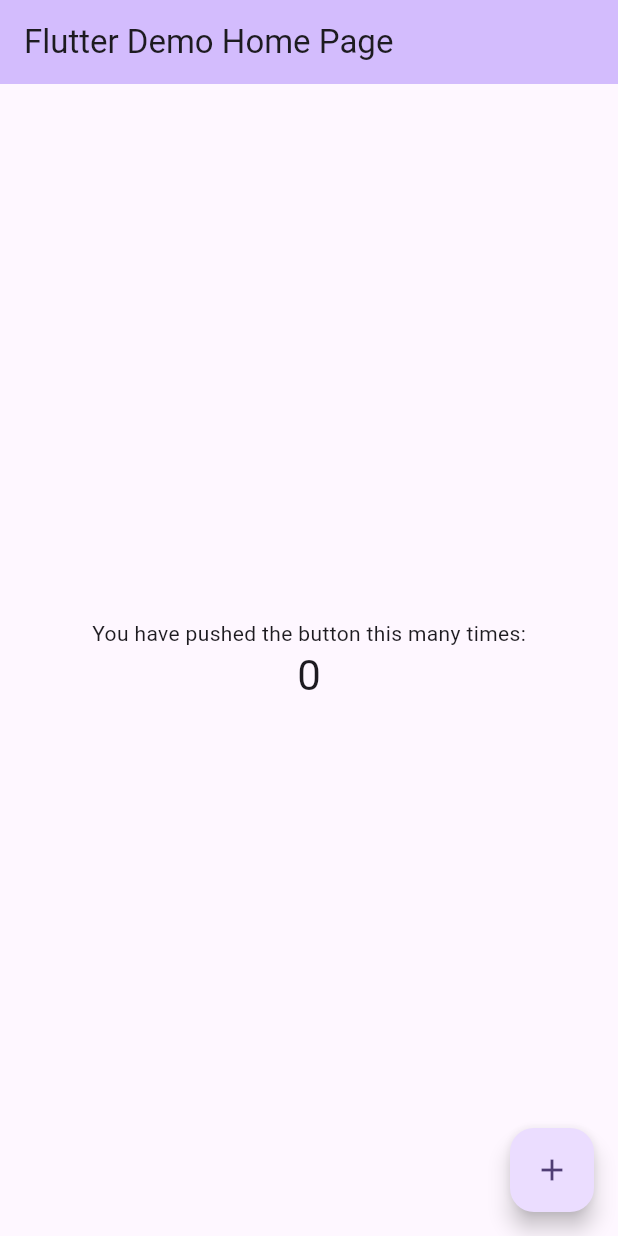
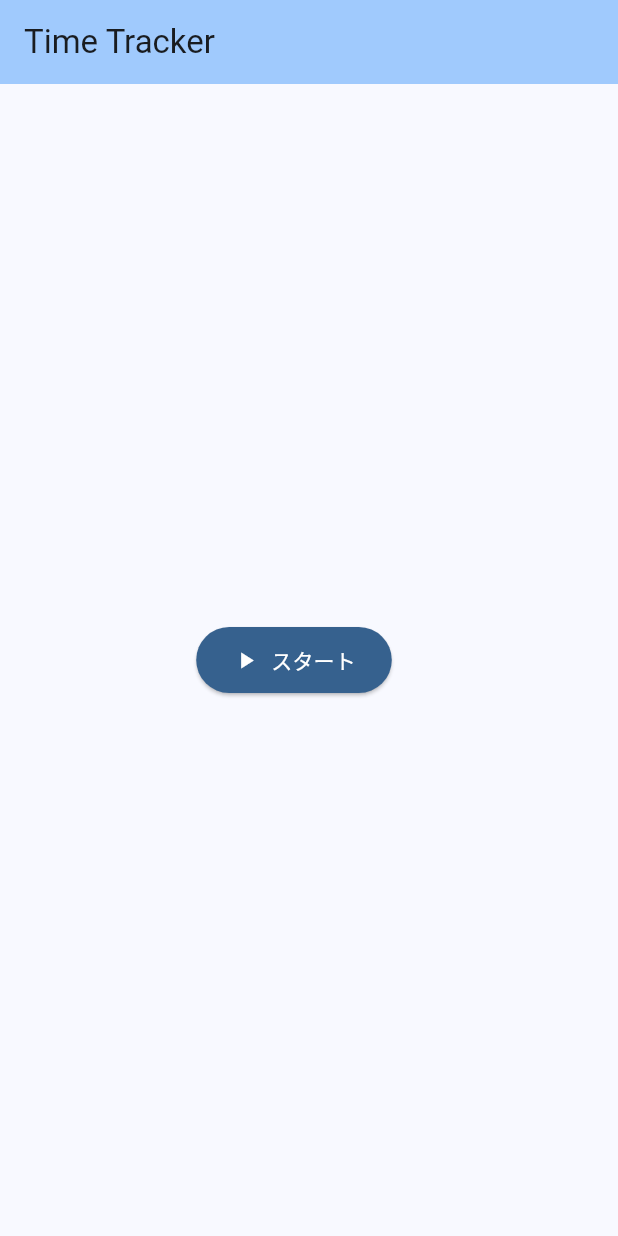
Before and after one commit to no2ca/time_tracker, a Flutter app: the screen it shows after launch, on a phone screen of 412 x 824 dp. Run offline on Flutter 3.47's test engine with Material 3 defaults, Android fonts, the phone set to English and light mode, and no system bars.

Commit message:
feat: ホーム画面とタイマー画面の画面遷移と基本的な機能を実装した

```diff
--- a/lib/main.dart
+++ b/lib/main.dart
@@ -1,4 +1,5 @@
 import 'package:flutter/material.dart';
+import 'timer_screen.dart';
 
 void main() {
   runApp(const MyApp());
@@ -7,116 +8,61 @@ void main() {
 class MyApp extends StatelessWidget {
   const MyApp({super.key});
 
-  // This widget is the root of your application.
   @override
   Widget build(BuildContext context) {
     return MaterialApp(
-      title: 'Flutter Demo',
+      title: 'Time Tracker',
       theme: ThemeData(
-        // This is the theme of your application.
-        //
-        // TRY THIS: Try running your application with "flutter run". You'll see
-        // the application has a purple toolbar. Then, without quitting the app,
-        // try changing the seedColor in the colorScheme below to Colors.green
-        // and then invoke "hot reload" (save your changes or press the "hot
-        // reload" button in a Flutter-supported IDE, or press "r" if you used
-        // the command line to start the app).
-        //
-        // Notice that the counter didn't reset back to zero; the application
-        // state is not lost during the reload. To reset the state, use hot
-        // restart instead.
-        //
-        // This works for code too, not just values: Most code changes can be
-        // tested with just a hot reload.
-        colorScheme: ColorScheme.fromSeed(seedColor: Colors.deepPurple),
+        colorScheme: ColorScheme.fromSeed(seedColor: Colors.blue),
       ),
-      home: const MyHomePage(title: 'Flutter Demo Home Page'),
+      home: const TimeTrackerPage(title: 'Time Tracker'),
     );
   }
 }
 
-class MyHomePage extends StatefulWidget {
-  const MyHomePage({super.key, required this.title});
-
-  // This widget is the home page of your application. It is stateful, meaning
-  // that it has a State object (defined below) that contains fields that affect
-  // how it looks.
-
-  // This class is the configuration for the state. It holds the values (in this
-  // case the title) provided by the parent (in this case the App widget) and
-  // used by the build method of the State. Fields in a Widget subclass are
-  // always marked "final".
+class TimeTrackerPage extends StatefulWidget {
+  const TimeTrackerPage({super.key, required this.title});
 
   final String title;
 
   @override
-  State<MyHomePage> createState() => _MyHomePageState();
+  State<TimeTrackerPage> createState() => _TimeTrackerPageState();
 }
 
-class _MyHomePageState extends State<MyHomePage> {
-  int _counter = 0;
-
-  void _incrementCounter() {
-    setState(() {
-      // This call to setState tells the Flutter framework that something has
-      // changed in this State, which causes it to rerun the build method below
-      // so that the display can reflect the updated values. If we changed
-      // _counter without calling setState(), then the build method would not be
-      // called again, and so nothing would appear to happen.
-      _counter++;
-    });
-  }
+class _TimeTrackerPageState extends State<TimeTrackerPage> {
 
   @override
   Widget build(BuildContext context) {
-    // This method is rerun every time setState is called, for instance as done
-    // by the _incrementCounter method above.
-    //
-    // The Flutter framework has been optimized to make rerunning build methods
-    // fast, so that you can just rebuild anything that needs updating rather
-    // than having to individually change instances of widgets.
     return Scaffold(
       appBar: AppBar(
-        // TRY THIS: Try changing the color here to a specific color (to
-        // Colors.amber, perhaps?) and trigger a hot reload to see the AppBar
-        // change color while the other colors stay the same.
         backgroundColor: Theme.of(context).colorScheme.inversePrimary,
-        // Here we take the value from the MyHomePage object that was created by
-        // the App.build method, and use it to set our appbar title.
         title: Text(widget.title),
       ),
       body: Center(
-        // Center is a layout widget. It takes a single child and positions it
-        // in the middle of the parent.
         child: Column(
-          // Column is also a layout widget. It takes a list of children and
-          // arranges them vertically. By default, it sizes itself to fit its
-          // children horizontally, and tries to be as tall as its parent.
-          //
-          // Column has various properties to control how it sizes itself and
-          // how it positions its children. Here we use mainAxisAlignment to
-          // center the children vertically; the main axis here is the vertical
-          // axis because Columns are vertical (the cross axis would be
-          // horizontal).
-          //
-          // TRY THIS: Invoke "debug painting" (choose the "Toggle Debug Paint"
-          // action in the IDE, or press "p" in the console), to see the
-          // wireframe for each widget.
           mainAxisAlignment: MainAxisAlignment.center,
           children: <Widget>[
-            const Text('You have pushed the button this many times:'),
-            Text(
-              '$_counter',
-              style: Theme.of(context).textTheme.headlineMedium,
+            Row(
+              mainAxisAlignment: MainAxisAlignment.center,
+              children: [
+                ElevatedButton.icon(
+                  onPressed: () {
+                    Navigator.push(context, MaterialPageRoute(builder: (context) => const TimerScreen()));
+                  },
+                  icon: Icon(Icons.play_arrow),
+                  label: Text('スタート'),
+                  style: ElevatedButton.styleFrom(
+                    backgroundColor: Theme.of(context).colorScheme.primary,
+                    foregroundColor: Colors.white,
+                    padding: const EdgeInsets.symmetric(horizontal: 24, vertical: 12),
+                  ),
+              ),
+                const SizedBox(width: 20),
+              ],
             ),
           ],
         ),
       ),
-      floatingActionButton: FloatingActionButton(
-        onPressed: _incrementCounter,
-        tooltip: 'Increment',
-        child: const Icon(Icons.add),
-      ), // This trailing comma makes auto-formatting nicer for build methods.
     );
   }
 }
```
Also changed, not shown: lib/timer_screen.dart (added, +111 -0 lines), 2 other files.
